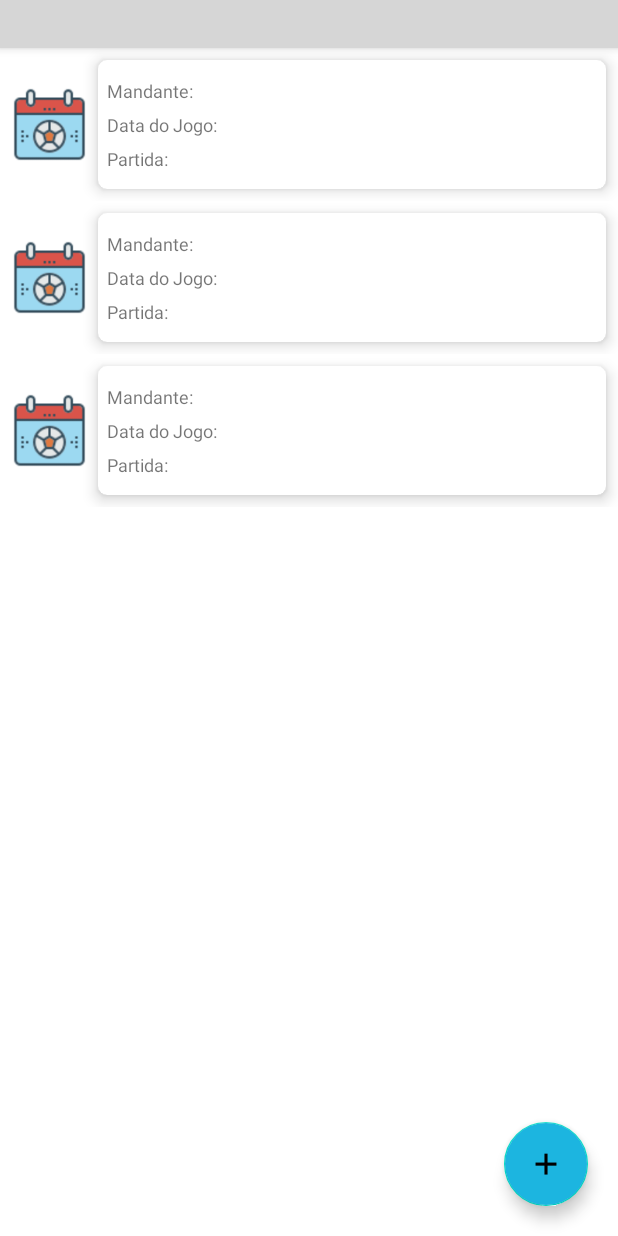
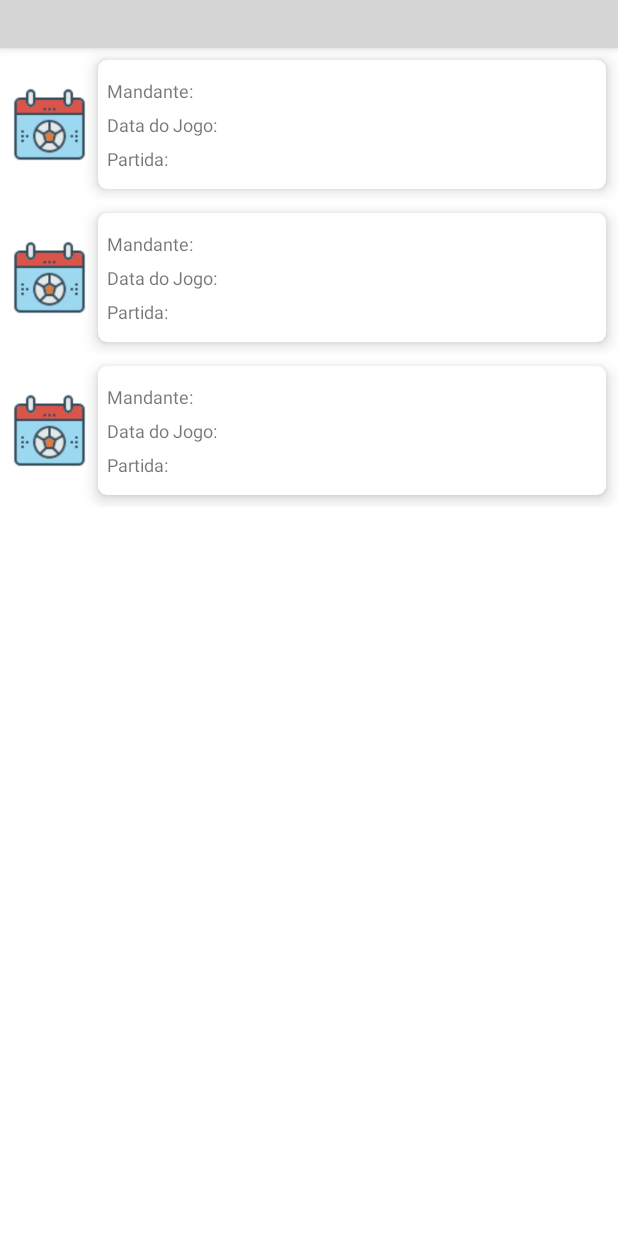
Before and after one commit to bnnascimento94/minhaQuadra, an Android app: the layout fragment_agenda.xml on its own in the app's theme, with its tools: preview values and no code run, on a phone screen of 412 x 824 dp. Run offline under Robolectric (Android 15) with nearby library versions, the phone set to English and light mode, and no system bars; plain views replace CalendarView; grey boxes are pictures that could not be loaded.

```diff
--- a/app/src/main/res/layout/fragment_agenda.xml
+++ b/app/src/main/res/layout/fragment_agenda.xml
@@ -58,15 +58,7 @@
 
     </androidx.constraintlayout.widget.ConstraintLayout>
 
-    <com.google.android.material.floatingactionbutton.FloatingActionButton
-        android:id="@+id/agendarPartida"
-        android:layout_width="wrap_content"
-        android:layout_height="wrap_content"
-        android:layout_margin="20dp"
-        android:layout_gravity="bottom|right"
-        android:src="@drawable/add_image"
-        android:tint="@color/white"
-        android:backgroundTint="@color/main_color"/>
+
 
 
 
```
Also changed, not shown: app/src/main/java/com/example/minhaquadra/data/repository/datasourceimpl/PartidaDataSourceImpl.kt (+71 -1 lines), app/src/main/java/com/example/minhaquadra/presentation/home/HomeActivity.kt (+13 -0 lines).
